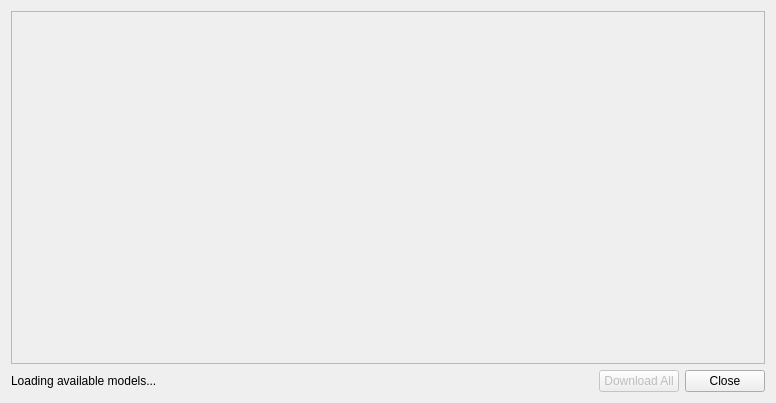
The window that src/detectorist/manage_models_dialog.ui (kenwer/detectorist) describes before a commit, drawn with Qt 5.
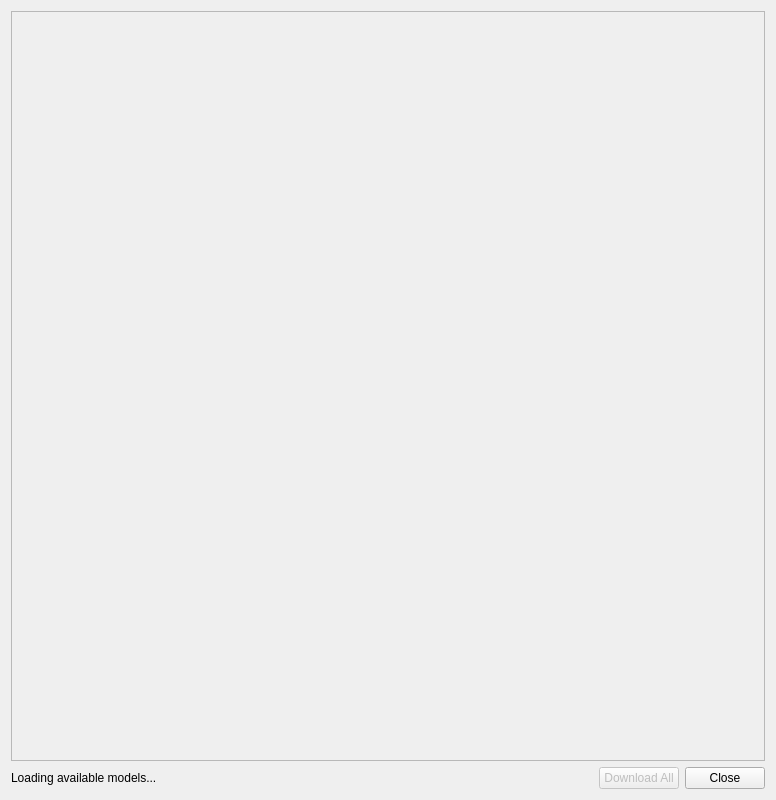
The same window after the commit.

Commit message: Adjust manage model dialog size

Diff of the .ui file:
```diff
--- a/src/detectorist/manage_models_dialog.ui
+++ b/src/detectorist/manage_models_dialog.ui
@@ -7,7 +7,7 @@
     <x>0</x>
     <y>0</y>
     <width>776</width>
-    <height>403</height>
+    <height>800</height>
    </rect>
   </property>
   <property name="minimumSize">
@@ -22,6 +22,9 @@
   <layout class="QVBoxLayout" name="main_layout">
    <item>
     <widget class="QScrollArea" name="scroll_area">
+     <property name="horizontalScrollBarPolicy">
+      <enum>Qt::ScrollBarPolicy::ScrollBarAlwaysOff</enum>
+     </property>
      <property name="widgetResizable">
       <bool>true</bool>
      </property>
```
The commit also changes 2 other files.
